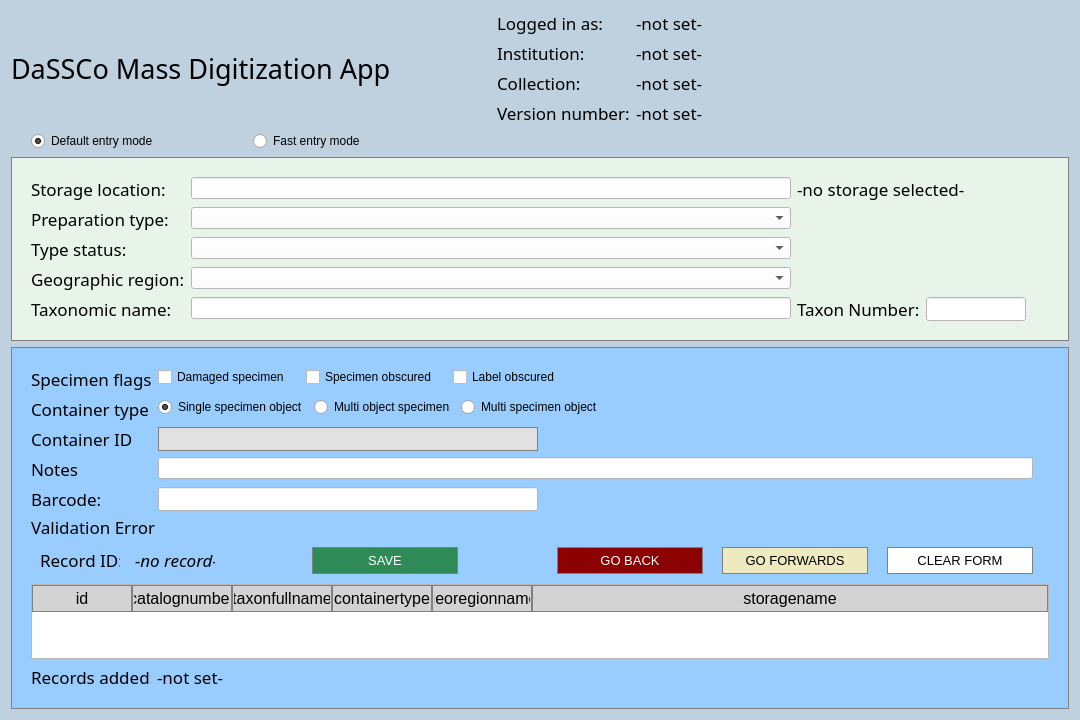
Before: the Qt Designer form MassDigitizer/ui/specimendataentry.ui in NHMDenmark/Mass-Digitizer, drawn with Qt 5.
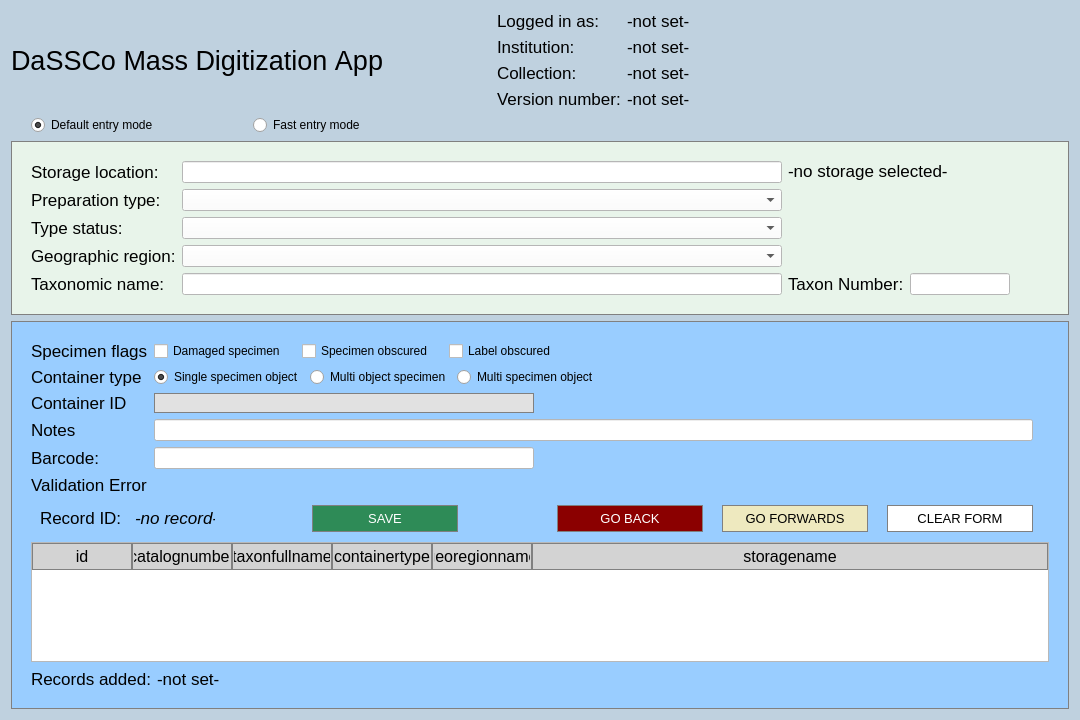
After: the same form once the commit is applied. Icons and pictures are not drawn.

The edit to the form file:
```diff
--- a/MassDigitizer/ui/specimendataentry.ui
+++ b/MassDigitizer/ui/specimendataentry.ui
@@ -57,7 +57,7 @@
         border: 1px solid rgb(128, 128, 128);
     }
     QLabel {
-        font-family: Bahnschrift;
+        font-family: Arial;
         font-size: 13pt;
     }
     QLabel#appTitle {
@@ -145,7 +145,7 @@
        </property>
        <property name="font">
         <font>
-         <family>Bahnschrift</family>
+         <family>Arial</family>
          <pointsize>20</pointsize>
          <kerning>false</kerning>
         </font>
```
